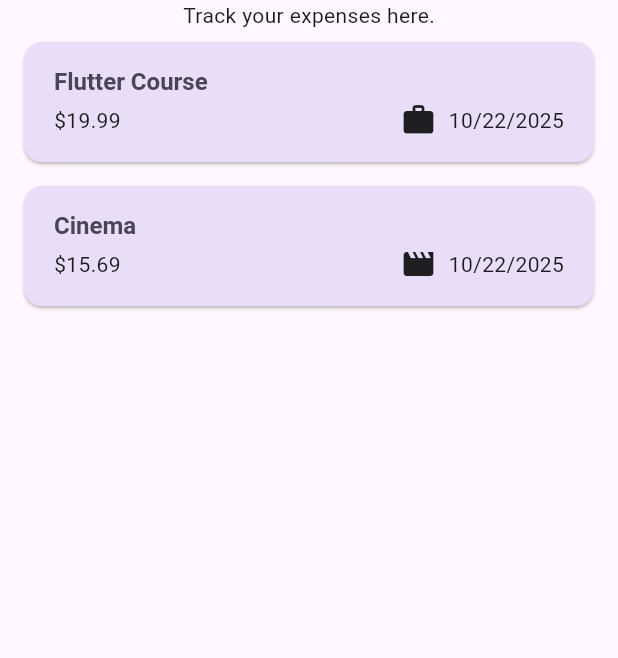
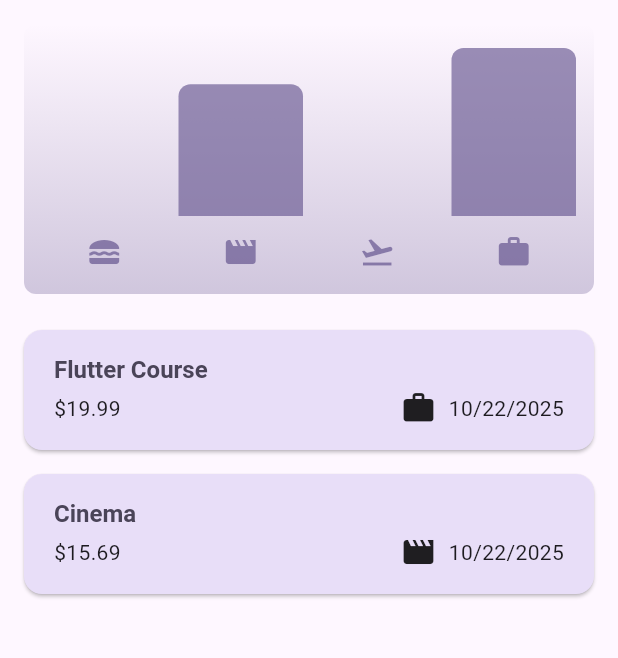
Before and after one commit to NeeDaimDark/expences_app, a Flutter app: the screen it shows after launch, on a phone screen of 412 x 824 dp, the part 84-742 px from its top. Run offline on Flutter 3.47's test engine with Material 3 defaults, Android fonts, the phone set to English and light mode, and no system bars.

Commit message:
adding charts

```diff
--- a/lib/models/expense.dart
+++ b/lib/models/expense.dart
@@ -37,3 +37,26 @@ class Expense {
   }
 
 }
+class ExpenseBucket {
+  final Category category;
+  final List<Expense> expenses;
+
+  ExpenseBucket({
+    required this.category,
+    required this.expenses,
+  });
+  ExpenseBucket.forCategory(
+    List<Expense> allExpenses,
+    this.category,
+  ) : expenses = allExpenses
+            .where((expense) => expense.category == category)
+            .toList();
+
+  double get totalExpenses {
+    double sum = 0;
+    for (final expense in expenses) {
+      sum += expense.amount;
+    }
+    return sum;
+  }
+}
--- /dev/null
+++ b/lib/widgets/chart/chart.dart
@@ -0,0 +1,94 @@
+import 'package:flutter/material.dart';
+import 'package:expenses_tracker/models/expense.dart';
+import 'package:expenses_tracker/widgets/chart/chart_bar.dart';
+
+class Chart extends StatelessWidget {
+  const Chart({super.key, required this.expenses});
+
+  final List<Expense> expenses;
+
+  List<ExpenseBucket> get buckets {
+    return [
+      ExpenseBucket.forCategory(expenses, Category.food),
+      ExpenseBucket.forCategory(expenses, Category.leisure),
+      ExpenseBucket.forCategory(expenses, Category.travel),
+      ExpenseBucket.forCategory(expenses, Category.work),
+    ];
+  }
+
+  double get maxTotalExpense {
+    double maxTotalExpense = 0;
+
+    for (final bucket in buckets) {
+      if (bucket.totalExpenses > maxTotalExpense) {
+        maxTotalExpense = bucket.totalExpenses;
+      }
+    }
+
+    return maxTotalExpense;
+  }
+
+  @override
+  Widget build(BuildContext context) {
+    final isDarkMode =
+        MediaQuery.of(context).platformBrightness == Brightness.dark;
+    return Container(
+      margin: const EdgeInsets.all(16),
+      padding: const EdgeInsets.symmetric(
+        vertical: 16,
+        horizontal: 8,
+      ),
+      width: double.infinity,
+      height: 180,
+      decoration: BoxDecoration(
+        borderRadius: BorderRadius.circular(8),
+        gradient: LinearGradient(
+          colors: [
+            Theme.of(context).colorScheme.primary.withOpacity(0.3),
+            Theme.of(context).colorScheme.primary.withOpacity(0.0)
+          ],
+          begin: Alignment.bottomCenter,
+          end: Alignment.topCenter,
+        ),
+      ),
+      child: Column(
+        children: [
+          Expanded(
+            child: Row(
+              crossAxisAlignment: CrossAxisAlignment.end,
+              children: [
+                for (final bucket in buckets) // alternative to map()
+                  ChartBar(
+                    fill: bucket.totalExpenses == 0
+                        ? 0
+                        : bucket.totalExpenses / maxTotalExpense,
+                  )
+              ],
+            ),
+          ),
+          const SizedBox(height: 12),
+          Row(
+            children: buckets
+                .map(
+                  (bucket) => Expanded(
+                child: Padding(
+                  padding: const EdgeInsets.symmetric(horizontal: 4),
+                  child: Icon(
+                    categoryIcons[bucket.category],
+                    color: isDarkMode
+                        ? Theme.of(context).colorScheme.secondary
+                        : Theme.of(context)
+                        .colorScheme
+                        .primary
+                        .withOpacity(0.7),
+                  ),
+                ),
+              ),
+            )
+                .toList(),
+          )
+        ],
+      ),
+    );
+  }
+}
--- /dev/null
+++ b/lib/widgets/chart/chart_bar.dart
@@ -0,0 +1,33 @@
+import 'package:flutter/material.dart';
+class ChartBar extends StatelessWidget {
+  const ChartBar({
+    super.key,
+    required this.fill,
+  });
+
+  final double fill;
+
+  @override
+  Widget build(BuildContext context) {
+    final isDarkMode =
+        MediaQuery.of(context).platformBrightness == Brightness.dark;
+    return Expanded(
+      child: Padding(
+        padding: const EdgeInsets.symmetric(horizontal: 4),
+        child: FractionallySizedBox(
+          heightFactor: fill,
+          child: DecoratedBox(
+            decoration: BoxDecoration(
+              shape: BoxShape.rectangle,
+              borderRadius:
+              const BorderRadius.vertical(top: Radius.circular(8)),
+              color: isDarkMode
+                  ? Theme.of(context).colorScheme.secondary
+                  : Theme.of(context).colorScheme.primary.withOpacity(0.65),
+            ),
+          ),
+        ),
+      ),
+    );
+  }
+}
--- a/lib/widgets/expenses.dart
+++ b/lib/widgets/expenses.dart
@@ -2,6 +2,8 @@ import 'package:expenses_tracker/models/expense.dart';
 import 'package:expenses_tracker/widgets/new_expense.dart';
 import 'package:flutter/material.dart';
 import 'package:expenses_tracker/widgets/expenses_list/expenses_list.dart';
+import 'package:expenses_tracker/widgets/chart/chart.dart';
+
 
 class Expenses extends StatefulWidget {
   const Expenses({super.key});
@@ -84,7 +86,7 @@ class _ExpensesState extends State<Expenses> {
       ),
       body: Column(
         children: [
-          const Text('Track your expenses here.'),
+          Chart(expenses: _registeredExpenses),
           Expanded(
               child: mainContent,
               ),
```
